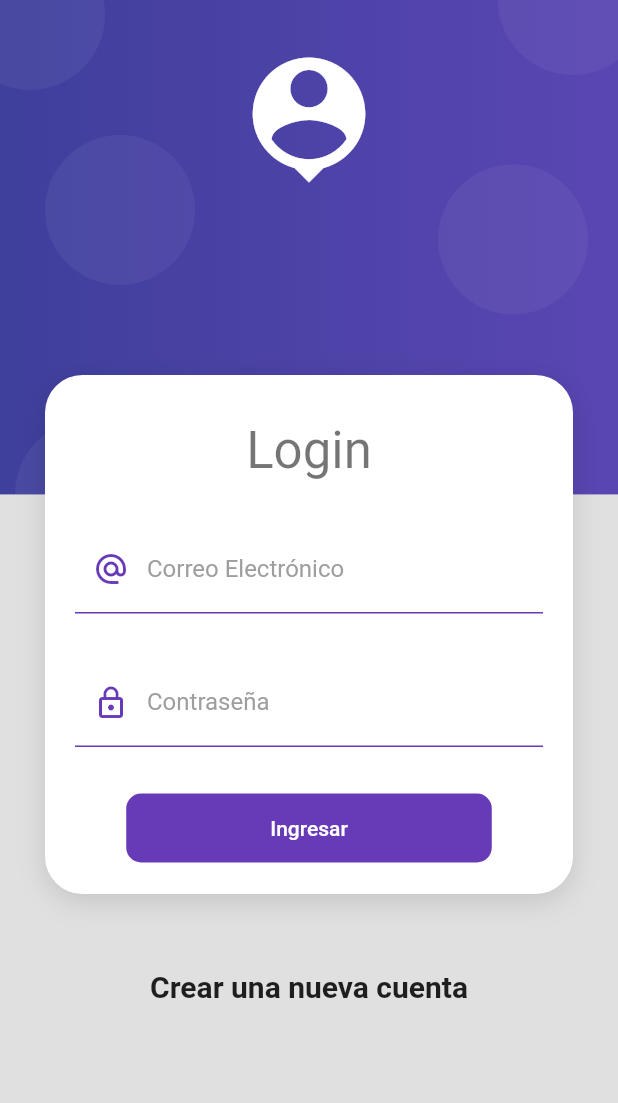
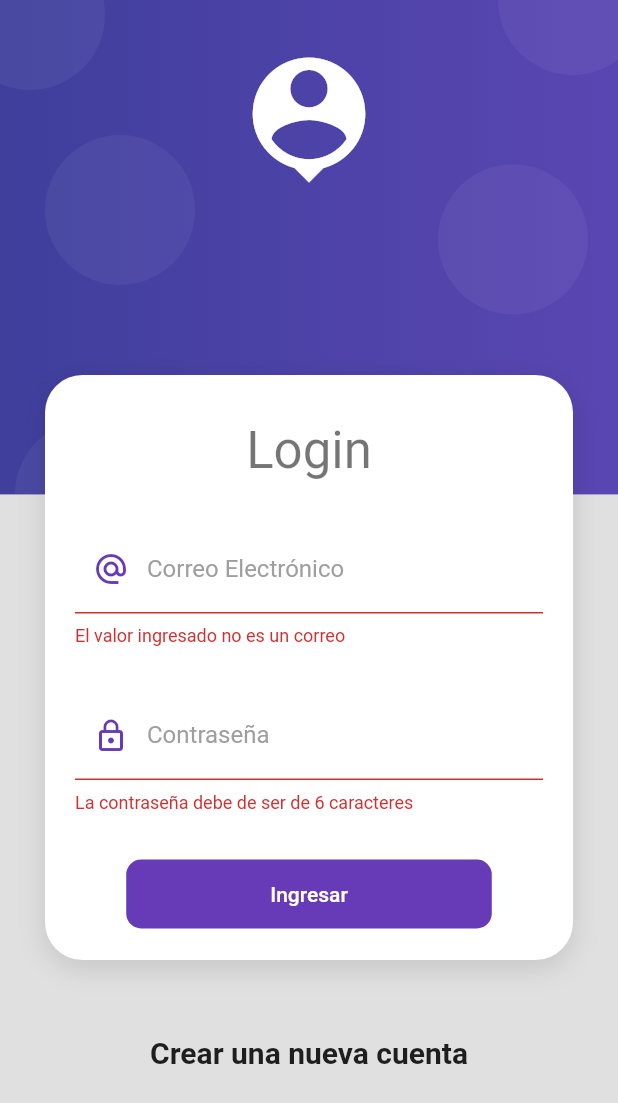
Before and after one commit to juniorotero06/datax_movil, a Flutter app: the screen it shows after launch, after a tap on "Ingresar", on a phone screen of 412 x 824 dp. Shown: the top 1103 px of the screen. Run offline on Flutter 3.47's test engine with Material 2 defaults, Android fonts, the phone set to English and light mode, and no system bars.

Commit message:
login form

```diff
--- /dev/null
+++ b/lib/provider/login_form_provider.dart
@@ -0,0 +1,19 @@
+import 'package:flutter/material.dart';
+
+class LoginFormProvider extends ChangeNotifier {
+  GlobalKey<FormState> formKey = GlobalKey<FormState>();
+
+  String email = "";
+  String password = "";
+
+  bool _isLoading = false;
+  bool get isLoading => _isLoading;
+  set isLoading(bool value) {
+    _isLoading = value;
+    notifyListeners();
+  }
+
+  bool isValidForm() {
+    return formKey.currentState?.validate() ?? false;
+  }
+}
--- a/lib/screens/login_screen.dart
+++ b/lib/screens/login_screen.dart
@@ -1,6 +1,9 @@
+import 'package:datax_movil/provider/login_form_provider.dart';
+import 'package:flutter/material.dart';
+import 'package:provider/provider.dart';
+
 import 'package:datax_movil/themes/app_theme.dart';
 import 'package:datax_movil/ui/input_decoration.dart';
-import 'package:flutter/material.dart';
 import 'package:datax_movil/widgets/widgets.dart';
 
 class LoginScreen extends StatelessWidget {
@@ -23,7 +26,12 @@ class LoginScreen extends StatelessWidget {
                 style: Theme.of(context).textTheme.headline4,
               ),
               const SizedBox(height: 30),
-              _LoginForm()
+
+              //GESTOR DE ESTADOS PARA UN SOLO PROVIDERL
+              ChangeNotifierProvider(
+                create: (_) => LoginFormProvider(),
+                child: _LoginForm(),
+              )
             ],
           )),
           const SizedBox(height: 50),
@@ -41,8 +49,12 @@ class LoginScreen extends StatelessWidget {
 class _LoginForm extends StatelessWidget {
   @override
   Widget build(BuildContext context) {
+    final loginForm = Provider.of<LoginFormProvider>(context);
+
     return Container(
       child: Form(
+          key: loginForm.formKey,
+          autovalidateMode: AutovalidateMode.onUserInteraction,
           child: Column(
             children: [
               TextFormField(
@@ -52,6 +64,16 @@ class _LoginForm extends StatelessWidget {
                     hint: "example@email.com",
                     label: "Correo Electrónico",
                     icon: Icons.alternate_email_sharp),
+                onChanged: (value) => loginForm.email = value,
+                validator: (value) {
+                  String pattern =
+                      r'^(([^<>()[\]\\.,;:\s@\"]+(\.[^<>()[\]\\.,;:\s@\"]+)*)|(\".+\"))@((\[[0-9]{1,3}\.[0-9]{1,3}\.[0-9]{1,3}\.[0-9]{1,3}\])|(([a-zA-Z\-0-9]+\.)+[a-zA-Z]{2,}))$';
+                  RegExp regExp = RegExp(pattern);
+
+                  return regExp.hasMatch(value ?? "")
+                      ? null
+                      : "El valor ingresado no es un correo";
+                },
               ),
               const SizedBox(height: 30),
               TextFormField(
@@ -59,8 +81,15 @@ class _LoginForm extends StatelessWidget {
                   obscureText: true,
                   keyboardType: TextInputType.emailAddress,
                   decoration: InputDecorations.authInputDecoration(
-                hint: "*****", label: "Contraseña", icon: Icons.lock_outline),
-          ),
+                      hint: "*****",
+                      label: "Contraseña",
+                      icon: Icons.lock_outline),
+                  onChanged: (value) => loginForm.password = value,
+                  validator: (value) {
+                    return (value != null && value.length >= 6)
+                        ? null
+                        : "La contraseña debe de ser de 6 caracteres";
+                  }),
               const SizedBox(height: 30),
               MaterialButton(
                   shape: RoundedRectangleBorder(
@@ -69,14 +98,29 @@ class _LoginForm extends StatelessWidget {
                   elevation: 0,
                   color: AppTheme.primary,
                   child: Container(
-                padding:
-                    const EdgeInsets.symmetric(horizontal: 80, vertical: 15),
-                child: const Text(
-                  "Ingresar",
-                  style: TextStyle(color: Colors.white),
+                    padding: const EdgeInsets.symmetric(
+                        horizontal: 80, vertical: 15),
+                    child: Text(
+                      loginForm.isLoading ? "Espere..." : "Ingresar",
+                      style: const TextStyle(color: Colors.white),
                     ),
                   ),
-              onPressed: () {})
+                  onPressed: loginForm.isLoading
+                      ? null
+                      : () async {
+                          FocusScope.of(context).unfocus();
+
+                          if (!loginForm.isValidForm()) return;
+
+                          loginForm.isLoading = true;
+
+                          await Future.delayed(const Duration(seconds: 2));
+
+                          loginForm.isLoading =
+                              false; //Validadr que el login sea correcto << backend
+
+                          Navigator.pushReplacementNamed(context, 'home');
+                        })
             ],
           )),
     );
--- a/pubspec.yaml
+++ b/pubspec.yaml
@@ -3,7 +3,7 @@ description: A new Flutter project.
 
 # The following line prevents the package from being accidentally published to
 # pub.dev using `flutter pub publish`. This is preferred for private packages.
-publish_to: 'none' # Remove this line if you wish to publish to pub.dev
+publish_to: "none" # Remove this line if you wish to publish to pub.dev
 
 # The following defines the version and build number for your application.
 # A version number is three numbers separated by dots, like 1.2.43
@@ -27,9 +27,10 @@ environment:
 # the latest version available on pub.dev. To see which dependencies have newer
 # versions available, run `flutter pub outdated`.
 dependencies:
+  http: ^0.13.4
+  provider: ^6.0.2
   flutter:
     sdk: flutter
-
 
   # The following adds the Cupertino Icons font to your application.
   # Use with the CupertinoIcons class for iOS style icons.
@@ -51,7 +52,6 @@ dev_dependencies:
 
 # The following section is specific to Flutter.
 flutter:
-
   # The following line ensures that the Material Icons font is
   # included with your application, so that you can use the icons in
   # the material Icons class.
```
Also changed, not shown: pubspec.lock. Lines whose indentation alone changed are shown as unchanged.
